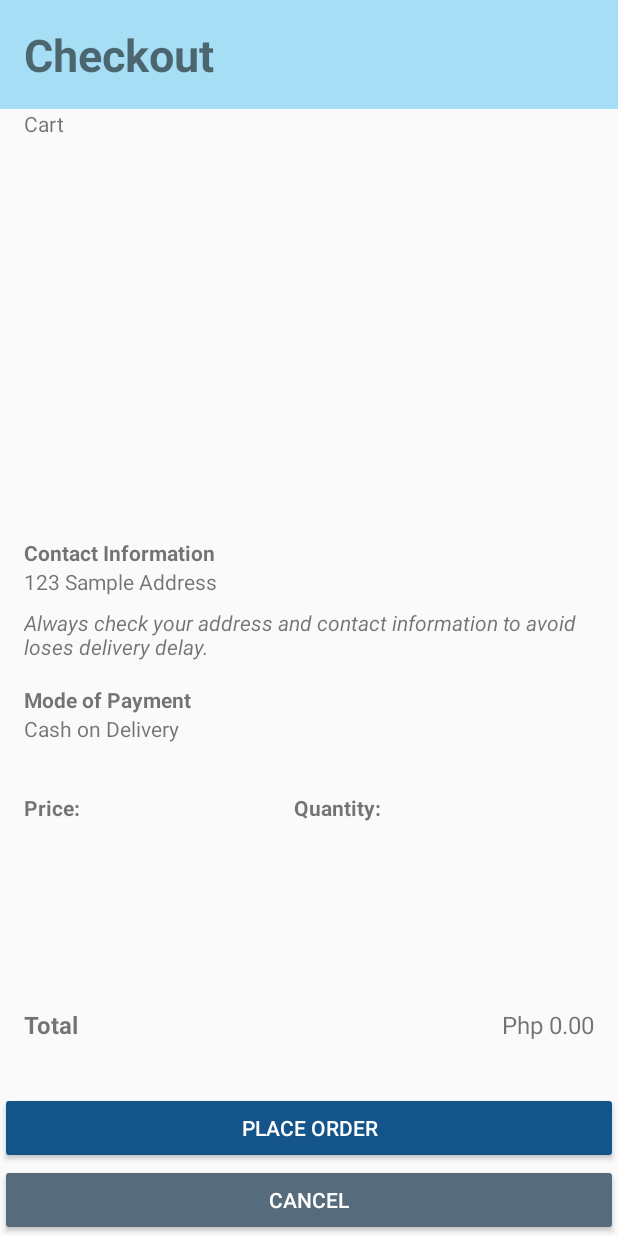
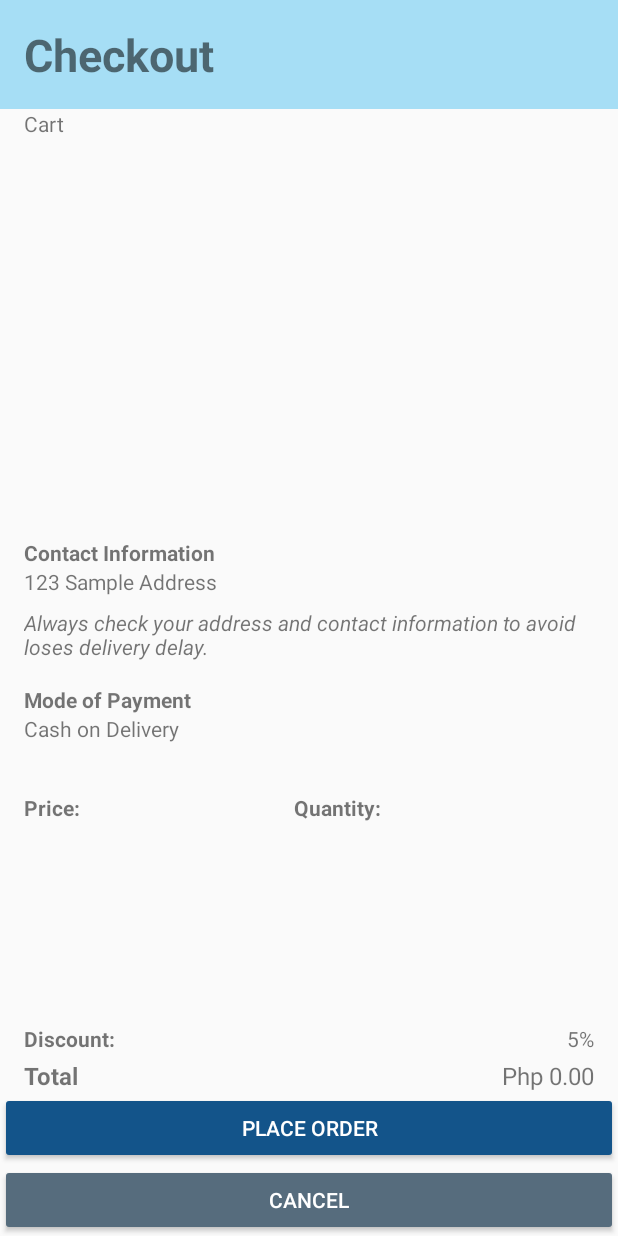
Before and after one commit to TejiApple/Pharmacy3JMobileApp, an Android app: the CheckoutActivity screen opened directly, with no data from a screen before it, on a phone screen of 412 x 824 dp. Run offline under Robolectric (Android 15) with nearby library versions, the phone set to English and light mode, and no system bars; our stand-ins replace Firebase (no records; nobody signed in at launch, a user with empty details on screens opened directly), Picasso; 4 statements that could not run were skipped.

Commit message:
adjusted layout

```diff
--- a/app/src/main/res/layout/activity_checkout.xml
+++ b/app/src/main/res/layout/activity_checkout.xml
@@ -104,7 +104,7 @@
     <androidx.constraintlayout.widget.ConstraintLayout
         android:id="@+id/clTransactionDetails"
         android:layout_below="@id/llCustomerInfo"
-        android:layout_above="@id/btnProceedToOrders"
+        android:layout_above="@id/tvDiscountName"
         android:layout_width="match_parent"
         android:layout_height="wrap_content"
         android:padding="16dp">
@@ -138,15 +138,18 @@
             android:dividerHeight="0dp"
             app:layout_constraintTop_toBottomOf="@id/tvPriceName"/>
 
+    </androidx.constraintlayout.widget.ConstraintLayout>
+
     <TextView
         android:id="@+id/tvDiscountName"
         android:layout_width="wrap_content"
         android:layout_height="wrap_content"
         android:layout_marginTop="4dp"
+        android:layout_marginStart="16dp"
+        android:layout_alignParentStart="true"
+        android:layout_above="@+id/tvCartTotalAmount"
         android:text="Discount:"
         android:textStyle="bold"
-            android:visibility="gone"
-            app:layout_constraintTop_toBottomOf="@id/lvCheckoutItem"
         app:layout_constraintStart_toStartOf="parent"/>
 
     <TextView
@@ -154,15 +157,19 @@
         android:layout_width="wrap_content"
         android:layout_height="wrap_content"
         android:layout_marginTop="4dp"
+        android:layout_marginEnd="16dp"
+        android:layout_alignParentEnd="true"
+        android:layout_above="@id/tvCartTotalAmount"
         android:text="5%"
-            android:visibility="gone"
-            app:layout_constraintTop_toBottomOf="@id/lvCheckoutItem"
         app:layout_constraintEnd_toEndOf="parent"/>
 
     <TextView
         android:layout_width="wrap_content"
         android:layout_height="wrap_content"
         android:layout_marginTop="4dp"
+        android:layout_marginStart="16dp"
+        android:layout_above="@id/btnProceedToOrders"
+        android:layout_alignParentStart="true"
         app:layout_constraintTop_toBottomOf="@id/tvDiscountName"
         app:layout_constraintStart_toStartOf="parent"
         android:text="Total"
@@ -174,12 +181,13 @@
         android:layout_width="wrap_content"
         android:layout_height="wrap_content"
         android:layout_marginTop="4dp"
+        android:layout_marginEnd="16dp"
+        android:layout_above="@id/btnProceedToOrders"
+        android:layout_alignParentEnd="true"
         app:layout_constraintTop_toBottomOf="@id/tvDiscountPercent"
         app:layout_constraintEnd_toEndOf="parent"
         android:text="Php 0.00"
         android:textSize="16sp" />
-
-    </androidx.constraintlayout.widget.ConstraintLayout>
 
     <Button
         android:id="@+id/btnProceedToOrders"
```
Lines whose indentation alone changed are shown as unchanged.
